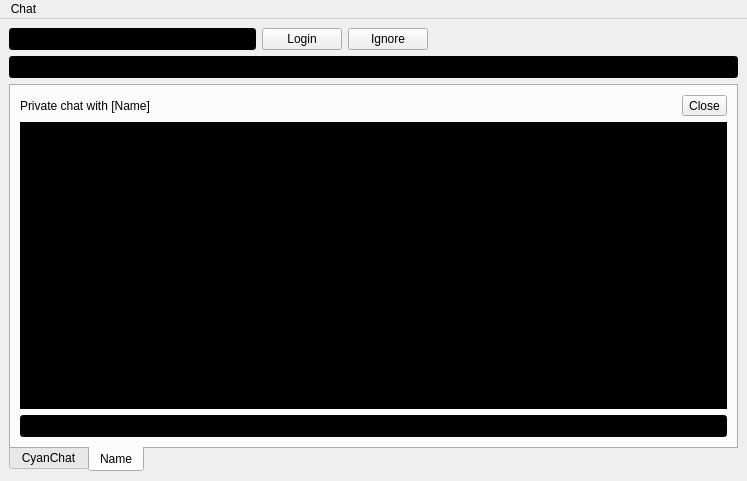
Above: cyanchat.ui from NadnerbD/QtCyanChat before the change. Below: the same form after it.
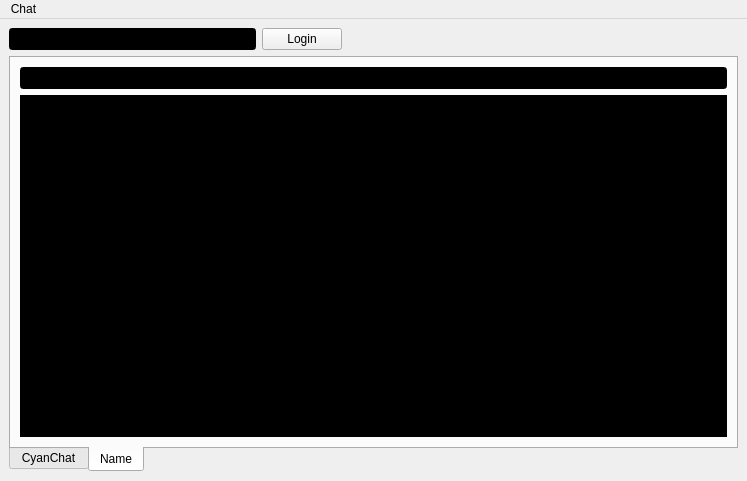
That is the form after the change. The open tabs and pages were chosen to show the change. Icons and pictures are not drawn.

Commit message: UI changes, made things simpler and more consistent

Patch:
```diff
--- a/cyanchat.ui
+++ b/cyanchat.ui
@@ -45,13 +45,6 @@
         </property>
        </widget>
       </item>
-      <item>
-       <widget class="QPushButton" name="ignoreButton">
-        <property name="text">
-         <string>Ignore</string>
-        </property>
-       </widget>
-      </item>
       <item>
        <spacer name="horizontalSpacer">
         <property name="orientation">
@@ -67,9 +60,6 @@
       </item>
      </layout>
     </item>
-    <item>
-     <widget class="QLineEdit" name="chatBox"/>
-    </item>
     <item>
      <widget class="QTabWidget" name="tabWidget">
       <property name="enabled">
@@ -85,7 +75,10 @@
        <attribute name="title">
         <string>CyanChat</string>
        </attribute>
-       <layout class="QHBoxLayout" name="horizontalLayout">
+       <layout class="QVBoxLayout" name="verticalLayout_5">
+        <item>
+         <widget class="QLineEdit" name="chatBox"/>
+        </item>
         <item>
          <widget class="QSplitter" name="splitter">
           <property name="orientation">
@@ -129,22 +122,7 @@
        </attribute>
        <layout class="QVBoxLayout" name="verticalLayout_2">
         <item>
-         <layout class="QHBoxLayout" name="pmTopBar">
-          <item>
-           <widget class="QLabel" name="pmTitle">
-            <property name="text">
-             <string>Private chat with [Name]</string>
-            </property>
-           </widget>
-          </item>
-          <item>
-           <widget class="QToolButton" name="closeButton">
-            <property name="text">
-             <string>Close</string>
-            </property>
-           </widget>
-          </item>
-         </layout>
+         <widget class="QLineEdit" name="pmBox"/>
         </item>
         <item>
          <widget class="QTextBrowser" name="pmText">
@@ -153,9 +131,6 @@
           </property>
          </widget>
         </item>
-        <item>
-         <widget class="QLineEdit" name="pmBox"/>
-        </item>
        </layout>
       </widget>
      </widget>
```
Left out of the diff: 2 changed lines with no effect on the pictures. The commit also changes 3 other files.
